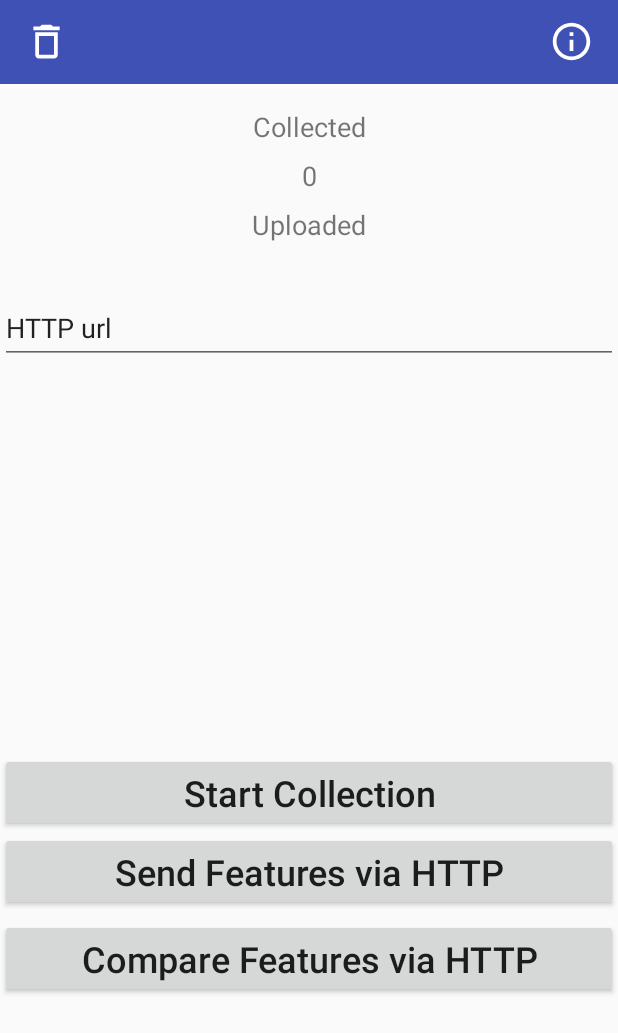
After one commit to mattiadevivo/gaitauth-sample-app-android, an Android app: the fragment SendFeaturesFragment placed in its activity, on a phone screen of 412 x 824 dp. The commit adds this screen. Shown: the top 1033 px of the screen. Run offline under Robolectric (Android 15) with nearby library versions, the phone set to English and light mode, and no system bars; our stand-ins replace Volley; libraries missing offline, so code that uses them is left out: id.unify.sdk.

Commit message:
Implemented features, app crashes

```diff
--- a/app/build.gradle
+++ b/app/build.gradle
@@ -38,6 +38,7 @@ dependencies {
     implementation 'androidx.legacy:legacy-support-v4:1.0.0'
     implementation 'com.airbnb.android:lottie:3.0.0'
     implementation 'com.github.PhilJay:MPAndroidChart:v3.1.0'
+    implementation 'com.android.volley:volley:1.2.0'
     testImplementation 'junit:junit:4.12'
     androidTestImplementation 'androidx.test.ext:junit:1.1.2'
     androidTestImplementation 'androidx.test.espresso:espresso-core:3.3.0'
--- /dev/null
+++ b/app/src/main/java/id/unify/gaitauth_sample_app/fragments/SendFeaturesFragment.java
@@ -0,0 +1,204 @@
+package id.unify.gaitauth_sample_app.fragments;
+
+import android.annotation.SuppressLint;
+import android.content.BroadcastReceiver;
+import android.content.Context;
+import android.content.Intent;
+import android.content.IntentFilter;
+import android.os.AsyncTask;
+import android.os.Bundle;
+
+import androidx.annotation.NonNull;
+import androidx.fragment.app.Fragment;
+import androidx.localbroadcastmanager.content.LocalBroadcastManager;
+
+import android.util.Log;
+import android.view.LayoutInflater;
+import android.view.View;
+import android.view.ViewGroup;
+import android.widget.Toast;
+
+import java.util.Locale;
+
+import id.unify.gaitauth_sample_app.GaitAuthService;
+import id.unify.gaitauth_sample_app.Preferences;
+import id.unify.gaitauth_sample_app.R;
+import id.unify.gaitauth_sample_app.databinding.FragmentSendFeaturesBinding;
+
+
+public class SendFeaturesFragment extends Fragment {
+
+    private static final String TAG = "SendFeaturesFragment";
+
+    public static final  String SCREEN_TITLE = "Send Features";
+    public static final String ARG_KEY_IS_TRAINING = "IS_TRAINING";
+
+    private SendFeaturesListener callback;
+    private boolean collecting = false;
+    private FragmentSendFeaturesBinding viewBinding;
+
+    public static SendFeaturesFragment build(boolean isTraining) {
+        Bundle arg = new Bundle();
+        arg.putBoolean(ARG_KEY_IS_TRAINING, isTraining);
+        SendFeaturesFragment ret = new SendFeaturesFragment();
+        ret.setArguments(arg);
+        return ret;
+    }
+
+    // Handle broadcasts from FeatureCollectionService to bump collectedCount
+    private BroadcastReceiver featureStatsUpdateReceiver = new BroadcastReceiver() {
+        @Override
+        public void onReceive(Context context, Intent intent) {
+            if (getActivity() != null) {
+                int count = intent.getIntExtra(
+                        GaitAuthService.BROADCAST_EXTRA_FEATURE_COUNT, 0);
+                updateCollectedCountUI(count);
+            }
+        }
+    };
+
+    private void updateCollectedCountUI(int count) {
+        runOnUiThread(() -> viewBinding.collectedCount.setText(String.format(Locale.US, "%d",
+                count)));
+    }
+
+    private void runOnUiThread(Runnable action) {
+        if (getActivity() != null) {
+            getActivity().runOnUiThread(action);
+        }
+    }
+
+    private void parseArgumentsAndUpdateCollectingState() {
+        Bundle arguments = getArguments();
+        if (arguments != null) {
+            collecting = arguments.getBoolean(ARG_KEY_IS_TRAINING, false);
+        }
+    }
+
+    // Setup broadcast receiver to get collectedCount from foreground service
+    private void setupBroadcastReceiver(Context context) {
+        IntentFilter intentFilter = new IntentFilter();
+        intentFilter.addAction(GaitAuthService.ACTION_FEATURE_COLLECTED_COUNT_UPDATE);
+        LocalBroadcastManager.getInstance(context).registerReceiver(featureStatsUpdateReceiver,
+                intentFilter);
+    }
+
+
+    // refresh UI component based on current state
+    private void refreshUI() {
+        updateCollectedCountUI(Preferences.getInt(Preferences.FEATURE_COLLECTED_COUNT));
+        if (collecting) {
+            viewBinding.startPauseCollectionButton.setText(R.string.stop_collection_button);
+        } else {
+            viewBinding.startPauseCollectionButton.setText(R.string.start_collection_button);
+        }
+    }
+
+
+    private void setupStartOrStopBtnCallback() {
+        viewBinding.startPauseCollectionButton.setOnClickListener(v -> {
+            if (collecting) {
+                callback.onStopCollectionBtnPressed();
+                collecting = false;
+            } else {
+                callback.onStartCollectionBtnPressed();
+                collecting = true;
+            }
+            refreshUI();
+        });
+    }
+
+    private void setupSendFeaturesBtnCallback(Context context) {
+        viewBinding.sendHttpFeaturesButton.setOnClickListener(v -> {
+            if (collecting) {
+                Toast.makeText(context, "Need to stop collecting to add features.",
+                        Toast.LENGTH_LONG).show();
+                return;
+            }
+
+            // this call can be blocking
+            AsyncTask.execute(() -> {
+                int totalUploaded = callback.onSendFeaturesPressed(viewBinding.editTextHttpServer.getText().toString());
+                if (totalUploaded == 0) {
+                    return;
+                }
+                // update UI needs to be in main thread
+                runOnUiThread(() -> {
+                    int currentUploadedCount = Preferences.getInt(Preferences.FEATURE_UPLOADED_COUNT);
+                    int newUploadedCount = currentUploadedCount + totalUploaded;
+                    Preferences.put(Preferences.FEATURE_UPLOADED_COUNT, newUploadedCount);
+                    Preferences.put(Preferences.FEATURE_COLLECTED_COUNT, 0);
+                    updateCollectedCountUI(0);
+                });
+            });
+        });
+    }
+
+    @SuppressLint("DefaultLocale")
+    private void setupCompareFeaturesBtnCallback(Context context) {
+        viewBinding.compareHttpFeaturesButton.setOnClickListener(v -> {
+            if (collecting) {
+                Toast.makeText(context, "Need to stop collecting to add features.",
+                        Toast.LENGTH_LONG).show();
+                return;
+            }
+
+            // this call can be blocking
+            AsyncTask.execute(() -> {
+                double cosineSimilarity = callback.onCompareFeaturesPressed(viewBinding.editTextHttpServer.getText().toString());
+                // update UI needs to be in main thread
+                Toast.makeText(context, String.format("Comparison result: %f", cosineSimilarity),
+                        Toast.LENGTH_LONG).show();
+            });
+        });
+    }
+
+
+
+    @Override
+    public View onCreateView(@NonNull LayoutInflater inflater, ViewGroup container,
+                             Bundle savedInstanceState) {
+        // Inflate the layout for this fragment
+        viewBinding = FragmentSendFeaturesBinding.inflate(inflater, container,
+                false);
+        View view = viewBinding.getRoot();
+
+        Context context = getContext();
+        if (context == null) {
+            Log.i(TAG, "Context is null, early exit onCreateView");
+            return view;
+        }
+
+        parseArgumentsAndUpdateCollectingState();
+        setupBroadcastReceiver(context);
+        refreshUI();
+        setupStartOrStopBtnCallback();
+        setupSendFeaturesBtnCallback(context);
+        setupCompareFeaturesBtnCallback(context);
+
+        return view;
+    }
+
+    @Override
+    public void onAttach(@NonNull Context context) {
+        super.onAttach(context);
+        callback = (SendFeaturesListener) context;
+    }
+
+    @Override
+    public void onResume() {
+        super.onResume();
+        refreshUI();
+    }
+
+    public interface SendFeaturesListener {
+
+        void onStartCollectionBtnPressed();
+
+        void onStopCollectionBtnPressed();
+
+        int onSendFeaturesPressed(String serverUrl);
+
+        double onCompareFeaturesPressed(String serverUrl);
+    }
+}
--- /dev/null
+++ b/app/src/main/res/layout/fragment_send_features.xml
@@ -0,0 +1,91 @@
+<?xml version="1.0" encoding="utf-8"?>
+<LinearLayout xmlns:android="http://schemas.android.com/apk/res/android"
+    xmlns:tools="http://schemas.android.com/tools"
+    android:layout_width="match_parent"
+    android:layout_height="match_parent"
+    android:orientation="vertical" >
+
+    <LinearLayout
+        android:layout_width="match_parent"
+        android:layout_height="match_parent"
+        android:layout_weight="1.5"
+        android:orientation="vertical">
+
+        <TextView
+            android:id="@+id/collectedLabel"
+            android:layout_width="match_parent"
+            android:layout_height="wrap_content"
+            android:layout_marginBottom="8dp"
+            android:text="@string/collected_label"
+            android:textAlignment="center"
+            android:textSize="18sp" />
+
+        <TextView
+            android:id="@+id/collectedCount"
+            android:layout_width="match_parent"
+            android:layout_height="wrap_content"
+            android:layout_marginBottom="8dp"
+            android:textAlignment="center"
+            android:textSize="18sp" />
+
+        <TextView
+            android:id="@+id/uploadedLabel"
+            android:layout_width="match_parent"
+            android:layout_height="wrap_content"
+            android:layout_marginBottom="8dp"
+            android:text="@string/uploaded_label"
+            android:textAlignment="center"
+            android:textSize="18sp" />
+
+        <TextView
+            android:id="@+id/uploadedCount"
+            android:layout_width="match_parent"
+            android:layout_height="wrap_content"
+            android:textAlignment="center"
+            android:textSize="18sp" />
+
+        <EditText
+            android:id="@+id/editTextHttpServer"
+            android:layout_width="match_parent"
+            android:layout_height="wrap_content"
+            android:ems="10"
+            android:inputType="textPersonName"
+            android:minHeight="48dp"
+            android:text="@string/http_server_url"
+            android:autofillHints="" />
+    </LinearLayout>
+
+    <LinearLayout
+        android:layout_width="match_parent"
+        android:layout_height="match_parent"
+        android:layout_weight="2"
+        android:orientation="vertical">
+
+        <Button
+            android:id="@+id/startPauseCollectionButton"
+            android:layout_width="match_parent"
+            android:layout_height="wrap_content"
+            android:text="@string/start_collection_button"
+            android:textAllCaps="false"
+            android:textSize="24sp" />
+
+        <Button
+            android:id="@+id/sendHttpFeaturesButton"
+            android:layout_width="match_parent"
+            android:layout_height="wrap_content"
+            android:layout_marginBottom="5dp"
+            android:text="@string/send_features_http_button"
+            android:textAllCaps="false"
+            android:textSize="24sp" />
+
+        <Button
+            android:id="@+id/compareHttpFeaturesButton"
+            android:layout_width="match_parent"
+            android:layout_height="wrap_content"
+            android:layout_marginBottom="5dp"
+            android:text="@string/compare_features_http_button"
+            android:textAllCaps="false"
+            android:textSize="24sp" />
+
+    </LinearLayout>
+</LinearLayout>
--- a/app/src/main/res/values/strings.xml
+++ b/app/src/main/res/values/strings.xml
@@ -4,6 +4,8 @@
     <string name="load_model_button">Load Model</string>
     <string name="train_model_button">Train Model</string>
     <string name="add_features_button">Add Features</string>
+    <string name="send_features_http_button">Send Features via HTTP</string>
+    <string name="compare_features_http_button">Compare Features via HTTP</string>
     <string name="start_collection_button">Start Collection</string>
     <string name="stop_collection_button">Stop Collection</string>
     <string name="train_model_confirmation_dialog_title">Train Model</string>
@@ -37,4 +39,7 @@
     <string name="score_features">Score Features</string>
     <string name="dismiss">Dismiss</string>
     <string name="auth_status_text">Status</string>
+<!-- TODO: Remove or change this placeholder text -->
+    <string name="hello_blank_fragment">Hello blank fragment</string>
+    <string name="http_server_url">HTTP url</string>
 </resources>
```
Also changed, not shown: app/src/main/java/id/unify/gaitauth_sample_app/MainActivity.java (+90 -13 lines), app/src/main/java/id/unify/gaitauth_sample_app/models/FeatureData.java (added, +17 -0 lines).
